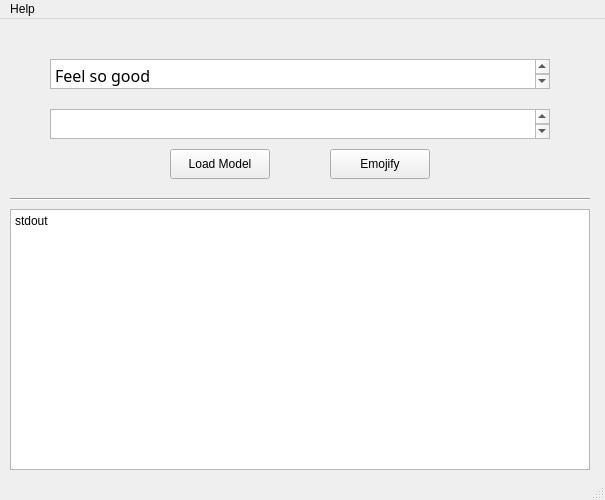
Qt form src/UI/main_window.ui (kuseo/emojify) before a commit.
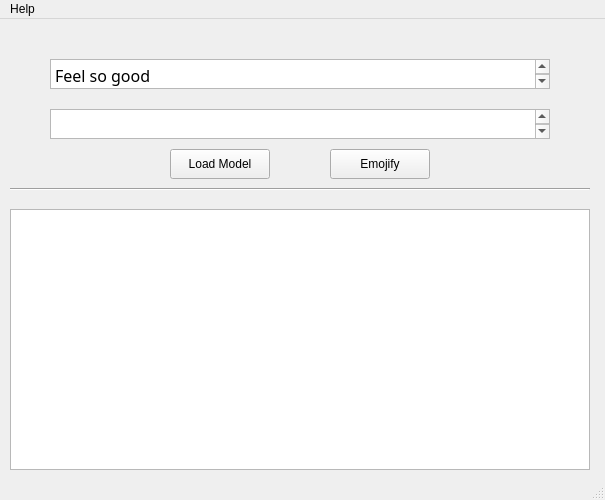
The same form after that commit.

Patch:
```diff
--- a/src/UI/main_window.ui
+++ b/src/UI/main_window.ui
@@ -81,7 +81,7 @@
 &lt;html&gt;&lt;head&gt;&lt;meta name=&quot;qrichtext&quot; content=&quot;1&quot; /&gt;&lt;style type=&quot;text/css&quot;&gt;
 p, li { white-space: pre-wrap; }
 &lt;/style&gt;&lt;/head&gt;&lt;body style=&quot; font-family:'Gulim'; font-size:9pt; font-weight:400; font-style:normal;&quot;&gt;
-&lt;p style=&quot; margin-top:0px; margin-bottom:0px; margin-left:0px; margin-right:0px; -qt-block-indent:0; text-indent:0px;&quot;&gt;stdout&lt;/p&gt;&lt;/body&gt;&lt;/html&gt;</string>
+&lt;p style=&quot;-qt-paragraph-type:empty; margin-top:0px; margin-bottom:0px; margin-left:0px; margin-right:0px; -qt-block-indent:0; text-indent:0px;&quot;&gt;&lt;br /&gt;&lt;/p&gt;&lt;/body&gt;&lt;/html&gt;</string>
     </property>
    </widget>
    <widget class="QPushButton" name="pushButton_1">
@@ -101,7 +101,7 @@
     <property name="geometry">
      <rect>
       <x>10</x>
-      <y>170</y>
+      <y>160</y>
       <width>580</width>
       <height>20</height>
      </rect>
```
